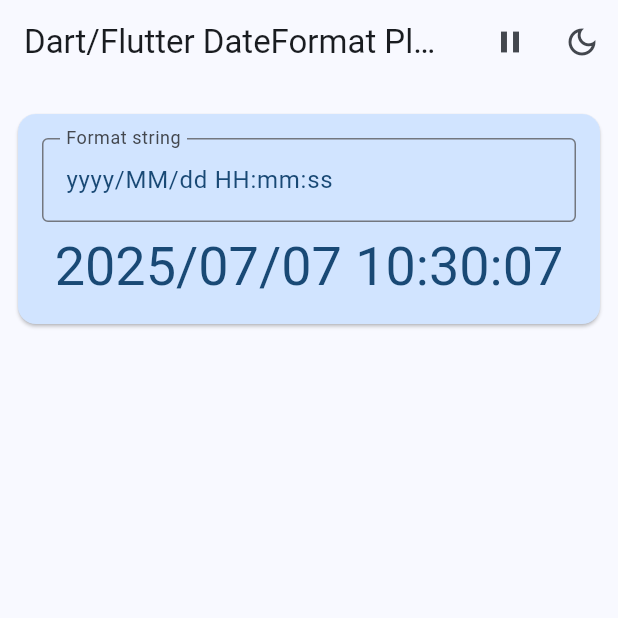
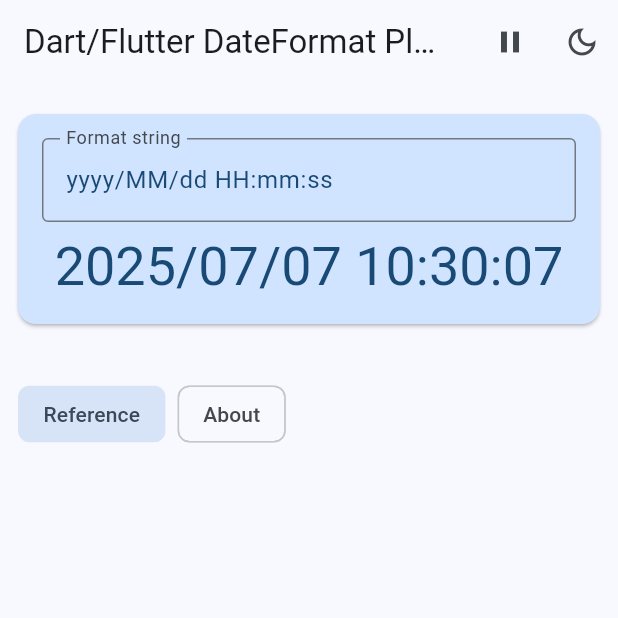
Before and after one commit to ffelixm/date-format-playground, a Flutter app: the screen it shows after launch, on a phone screen of 412 x 824 dp, the top half of it. Run offline on Flutter 3.47's test engine with Material 3 defaults, Android fonts, the phone set to English and light mode, and no system bars.

Commit message:
Add ChoiceChips for home view sections

```diff
--- a/lib/ui/home_view.dart
+++ b/lib/ui/home_view.dart
@@ -1,5 +1,10 @@
 import 'package:date_format_playground/ui/home/playground_card.dart';
 import 'package:flutter/material.dart';
+
+enum HomeViewSection {
+  reference,
+  about,
+}
 
 class HomeView extends StatefulWidget {
   const HomeView({
@@ -17,6 +22,7 @@
 
 class _HomeViewState extends State<HomeView> {
   bool isUpdatePaused = false;
+  HomeViewSection selectedSection = HomeViewSection.reference;
 
   @override
   Widget build(BuildContext context) {
@@ -50,10 +56,33 @@
                 width: constraints.maxWidth > 1000 ? 1000 : double.infinity,
                 padding: EdgeInsets.symmetric(horizontal: 8),
                 child: Column(
+                  crossAxisAlignment: CrossAxisAlignment.start,
+                  spacing: 32,
                   children: [
                     PlaygroundCard(
                       isPaused: isUpdatePaused,
                     ),
+                    Padding(
+                      padding: const EdgeInsets.symmetric(horizontal: 4),
+                      child: Wrap(
+                        spacing: 8,
+                        alignment: WrapAlignment.spaceAround,
+                        children: [
+                          ChoiceChip(
+                            label: Text("Reference"),
+                            selected: selectedSection == HomeViewSection.reference,
+                            onSelected: (value) => setState(() => selectedSection = HomeViewSection.reference),
+                            showCheckmark: false,
+                          ),
+                          ChoiceChip(
+                            label: Text("About"),
+                            selected: selectedSection == HomeViewSection.about,
+                            onSelected: (value) => setState(() => selectedSection = HomeViewSection.about),
+                            showCheckmark: false,
+                          ),
+                        ],
+                      ),
+                    )
                   ],
                 ),
               ),
```
